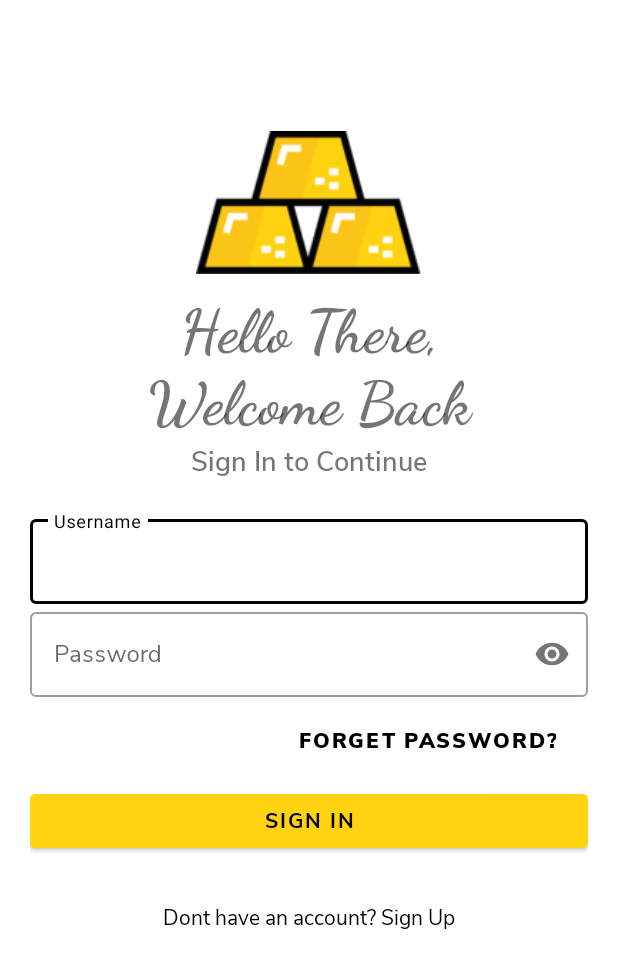
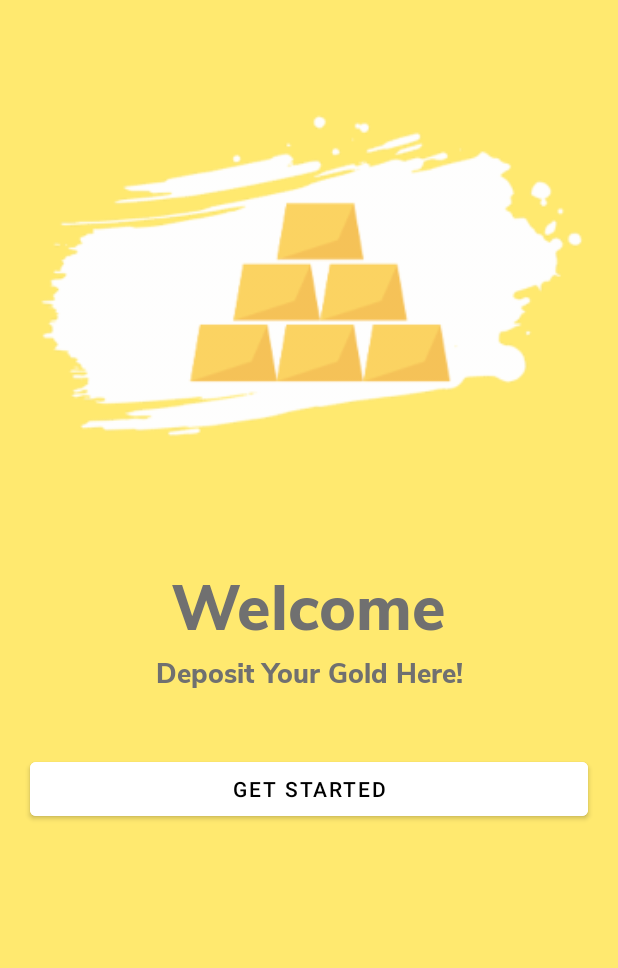
Before and after one commit to mkamilmistar/gold-pocket-kotlin, an Android app: the screen it shows after launch (LoginActivity before the commit, OnBoardingActivity after it), on a phone screen of 412 x 824 dp. Shown: the top 968 px of the screen. Run offline under Robolectric (Android 15) with nearby library versions, the phone set to English and light mode, and no system bars.

Commit message:
switch between activity

```diff
--- a/app/src/main/java/com/mkamilmistar/gold_market/OnBoardingActivity.kt
+++ b/app/src/main/java/com/mkamilmistar/gold_market/OnBoardingActivity.kt
@@ -1,11 +1,28 @@
 package com.mkamilmistar.gold_market
 
+import android.content.Intent
+import android.os.Bundle
+import android.view.View
+import android.view.WindowManager
+import android.widget.Button
 import androidx.appcompat.app.AppCompatActivity
-import android.os.Bundle
+
 
 class OnBoardingActivity : AppCompatActivity() {
+
   override fun onCreate(savedInstanceState: Bundle?) {
     super.onCreate(savedInstanceState)
+    @Suppress("DEPRECATION")
+    window.setFlags(
+      WindowManager.LayoutParams.FLAG_FULLSCREEN,
+      WindowManager.LayoutParams.FLAG_FULLSCREEN
+    )
     setContentView(R.layout.activity_on_boarding)
+
+    val btnGetStarted: Button = findViewById(R.id.btn_get_started)
+    btnGetStarted.setOnClickListener {
+      val intent = Intent(this@OnBoardingActivity, RegisterActivity::class.java)
+      startActivity(intent)
+    }
   }
 }
--- a/app/src/main/java/com/mkamilmistar/gold_market/SplashScreenActivity.kt
+++ b/app/src/main/java/com/mkamilmistar/gold_market/SplashScreenActivity.kt
@@ -27,7 +27,7 @@ class SplashScreenActivity : AppCompatActivity() {
     slogan_text.startAnimation(botAnim)
 
     Handler(Looper.getMainLooper()).postDelayed({
-      val intent = Intent(this@SplashScreenActivity, LoginActivity::class.java)
+      val intent = Intent(this@SplashScreenActivity, OnBoardingActivity::class.java)
       startActivity(intent)
       finish()
     }, 3000)
--- a/app/src/main/res/layout/activity_login.xml
+++ b/app/src/main/res/layout/activity_login.xml
@@ -86,6 +86,7 @@
       android:elevation="0dp"/>
 
     <Button
+      android:id="@+id/btn_sign_in"
       android:layout_width="match_parent"
       android:layout_height="wrap_content"
       android:text="@string/text_sign_in"
@@ -94,6 +95,7 @@
       android:fontFamily="@font/nunitosans_bold"/>
 
     <TextView
+      android:id="@+id/text_sign_up"
       android:layout_width="wrap_content"
       android:layout_height="wrap_content"
       android:background="#00000000"
--- a/app/src/main/res/layout/activity_on_boarding.xml
+++ b/app/src/main/res/layout/activity_on_boarding.xml
@@ -45,6 +45,7 @@
     android:text="@string/text_onboard_slogan" />
 
   <Button
+    android:id="@+id/btn_get_started"
     android:layout_width="match_parent"
     android:layout_height="wrap_content"
     android:text="@string/btn_get_started"
--- a/app/src/main/res/layout/activity_register.xml
+++ b/app/src/main/res/layout/activity_register.xml
@@ -87,6 +87,7 @@
     </com.google.android.material.textfield.TextInputLayout>
 
     <Button
+      android:id="@+id/btn_register"
       android:layout_width="match_parent"
       android:layout_height="wrap_content"
       android:text="@string/text_register_title"
@@ -96,6 +97,7 @@
       android:fontFamily="@font/nunitosans_bold"/>
 
     <TextView
+      android:id="@+id/text_sign_in"
       android:layout_width="wrap_content"
       android:layout_height="wrap_content"
       android:background="#00000000"
```
Also changed, not shown: app/src/main/java/com/mkamilmistar/gold_market/LoginActivity.kt (+15 -1 lines), app/src/main/java/com/mkamilmistar/gold_market/RegisterActivity.kt (+20 -0 lines).
